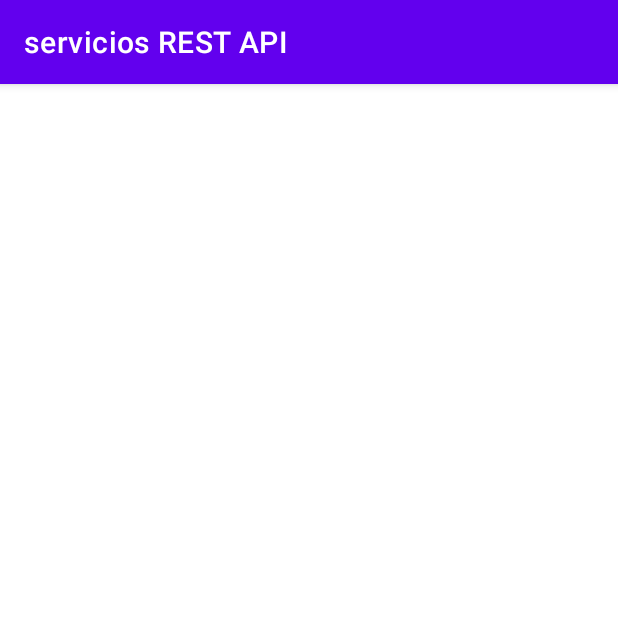
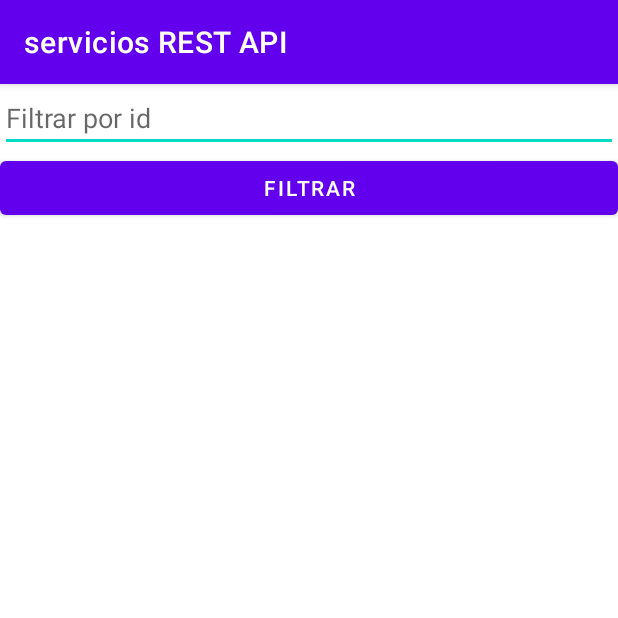
Before and after one commit to jhorman1999/LaboratorioServiciosRESTAPI, an Android app: the screen it shows after launch (MainActivity), on a phone screen of 412 x 824 dp, the top half of it. Run offline under Robolectric (Android 15) with nearby library versions, the phone set to English and light mode, and no system bars.

Commit message:
filtrar por id

```diff
--- a/app/src/main/java/com/example/serviciosrestapi/MainActivity.java
+++ b/app/src/main/java/com/example/serviciosrestapi/MainActivity.java
@@ -3,7 +3,9 @@ package com.example.serviciosrestapi;
 import androidx.appcompat.app.AppCompatActivity;
 
 import android.os.Bundle;
+import android.view.View;
 import android.widget.ArrayAdapter;
+import android.widget.EditText;
 import android.widget.ListView;
 
 import java.util.ArrayList;
@@ -21,6 +23,7 @@ public class MainActivity extends AppCompatActivity {
     private ArrayList<String> titles = new ArrayList<>();
     private ArrayList<String> id = new ArrayList<>();
     private ArrayAdapter arrayAdapter;
+    EditText filtarID;
 
     @Override
     protected void onCreate(Bundle savedInstanceState) {
@@ -32,11 +35,22 @@ public class MainActivity extends AppCompatActivity {
         list = findViewById(R.id.list);
 
         list.setAdapter(arrayAdapter);
+
+        filtarID =(EditText)findViewById(R.id.editTextFiltrar);
         getPosts();
+    }
+    public void onClickFiltrar(View view){
+        String aux=filtarID.getText().toString();
+        if(aux.equals("")){
+            getPosts();
+        } else {
+            getOnePost(Integer.parseInt(aux));
+        }
+
     }
 
     private void getPosts() {
-
+        titles.clear();
         Retrofit retrofit = new Retrofit.Builder()
                 .baseUrl(" https://jsonplaceholder.typicode.com")
                 .addConverterFactory(GsonConverterFactory.create())
@@ -61,6 +75,7 @@ public class MainActivity extends AppCompatActivity {
     }
 
     private void getOnePost(int id){
+        titles.clear();
         Retrofit retrofit = new Retrofit.Builder()
                 .baseUrl("https://jsonplaceholder.typicode.com")
                 .addConverterFactory(GsonConverterFactory.create())
@@ -70,6 +85,7 @@ public class MainActivity extends AppCompatActivity {
         call.enqueue(new Callback<Post>() {
             @Override
             public void onResponse(Call<Post> call, Response<Post> response) {
+
                 titles.add(response.body().getTitle());
                 arrayAdapter.notifyDataSetChanged();
             }
--- a/app/src/main/res/layout/activity_main.xml
+++ b/app/src/main/res/layout/activity_main.xml
@@ -5,10 +5,29 @@
     xmlns:tools="http://schemas.android.com/tools"
     android:layout_width="match_parent"
     android:layout_height="match_parent"
-    tools:context=".MainActivity">
+    tools:context=".MainActivity"
+    android:orientation="vertical"
+    >
+
+
+
+    <EditText
+        android:id="@+id/editTextFiltrar"
+        android:layout_width="match_parent"
+        android:layout_height="wrap_content"
+        android:ems="10"
+        android:hint="Filtrar por id"
+        android:inputType="number" />
+
+    <Button
+        android:id="@+id/button2"
+        android:layout_width="match_parent"
+        android:layout_height="wrap_content"
+        android:onClick="onClickFiltrar"
+        android:text="Filtrar" />
 
     <ListView
         android:id="@+id/list"
-        android:layout_width="334dp"
+        android:layout_width="match_parent"
         android:layout_height="match_parent" />
     </LinearLayout>
```
